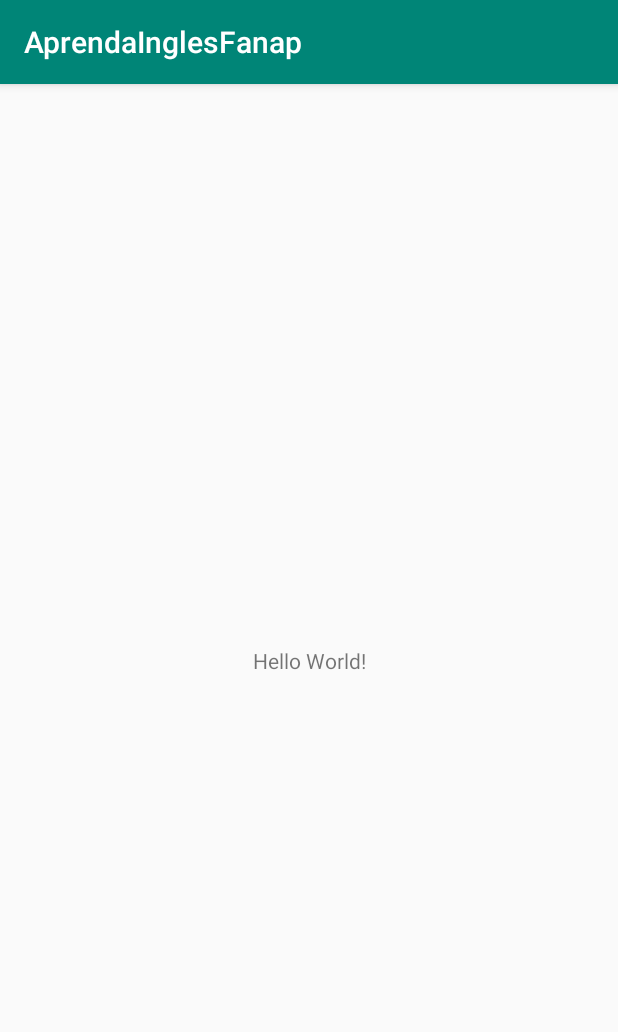
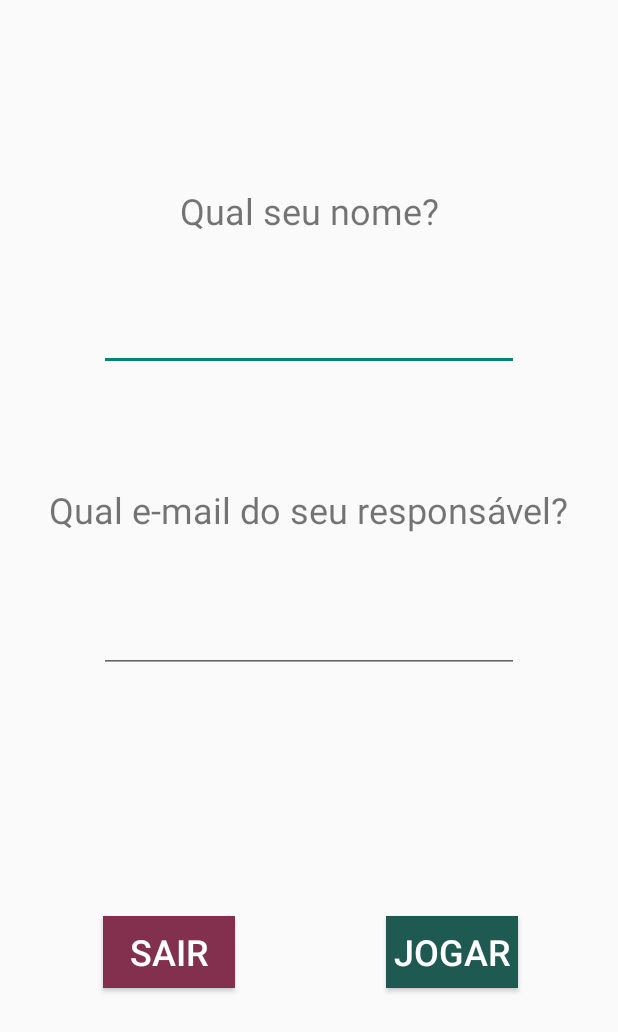
Before and after one commit to Caioege/AprendaIngles, an Android app: the screen it shows after launch (MainActivity), on a phone screen of 412 x 824 dp. Shown: the top 1032 px of the screen. Run offline under Robolectric (Android 15) with nearby library versions, the phone set to English and light mode, and no system bars.

Commit message:
telas inicias

```diff
--- a/app/src/main/AndroidManifest.xml
+++ b/app/src/main/AndroidManifest.xml
@@ -9,7 +9,9 @@
         android:roundIcon="@mipmap/ic_launcher_round"
         android:supportsRtl="true"
         android:theme="@style/AppTheme">
-        <activity android:name=".MainActivity">
+        <activity android:name=".LicoesActivity"></activity>
+        <activity android:name=".MainActivity"></activity>
+        <activity android:name=".SplashActivity">
             <intent-filter>
                 <action android:name="android.intent.action.MAIN" />
 
--- /dev/null
+++ b/app/src/main/java/br/com/aprendainglesfanap/LicoesActivity.java
@@ -0,0 +1,14 @@
+package br.com.aprendainglesfanap;
+
+import androidx.appcompat.app.AppCompatActivity;
+
+import android.os.Bundle;
+
+public class LicoesActivity extends AppCompatActivity {
+
+    @Override
+    protected void onCreate(Bundle savedInstanceState) {
+        super.onCreate(savedInstanceState);
+        setContentView(R.layout.activity_licoes);
+    }
+}
--- a/app/src/main/java/br/com/aprendainglesfanap/MainActivity.java
+++ b/app/src/main/java/br/com/aprendainglesfanap/MainActivity.java
@@ -2,13 +2,60 @@ package br.com.aprendainglesfanap;
 
 import androidx.appcompat.app.AppCompatActivity;
 
+import android.content.Intent;
 import android.os.Bundle;
+import android.view.View;
+import android.view.WindowManager;
+import android.widget.Button;
+import android.widget.EditText;
+import android.widget.Toast;
 
-public class MainActivity extends AppCompatActivity {
+public class MainActivity extends AppCompatActivity implements View.OnClickListener {
+
+    String nome_crianca, email_resp;
 
     @Override
     protected void onCreate(Bundle savedInstanceState) {
         super.onCreate(savedInstanceState);
+        getWindow().setFlags(WindowManager.LayoutParams.FLAG_FULLSCREEN, WindowManager.LayoutParams.FLAG_FULLSCREEN);getSupportActionBar().hide();//FULLSCREEN
         setContentView(R.layout.activity_main);
+
+        //TRAS OS DADOS DA TELA DE LOGIN
+        EditText crianca = (EditText) findViewById(R.id.txt_nome);
+        nome_crianca = crianca.toString();
+        EditText email = (EditText) findViewById(R.id.email_resp);
+        email_resp = email.toString();
+
+        //BOTOES DEFINIDOS NO XML
+        Button confirma = (Button) findViewById(R.id.confirma);
+        confirma.setOnClickListener(this);
+
+        Button sair = (Button) findViewById(R.id.sair);
+        sair.setOnClickListener(this);
+    }
+
+    public void onClick(View view) {
+
+        switch (view.getId()) {
+
+            case R.id.confirma:
+
+                //VERIFICA OS VALORES DA TELA DE LOGIN - NAO TA FUNCIONANDO AINDA
+                if(nome_crianca.isEmpty()) {
+                    Toast.makeText(this, "Por favor insira seu nome.", Toast.LENGTH_LONG).show();
+                } else if(email_resp.isEmpty()) {
+                    Toast.makeText(this, "Por favor insira o e-mail um dos seus responsáveis.", Toast.LENGTH_LONG).show();
+                }else {
+                    Toast.makeText(this, "Bons estudos " + nome_crianca + "!", Toast.LENGTH_LONG).show();
+                    Intent intent = new Intent(this, LicoesActivity.class);
+                    startActivity(intent);
+                    break;
+                }
+                break;
+
+            case R.id.sair:
+                this.finish();
+                break;
+        }
     }
 }
--- /dev/null
+++ b/app/src/main/java/br/com/aprendainglesfanap/SplashActivity.java
@@ -0,0 +1,30 @@
+package br.com.aprendainglesfanap;
+
+import android.app.Activity;
+import android.content.Intent;
+import android.os.Bundle;
+import android.os.Handler;
+
+public class SplashActivity extends Activity {
+
+    @Override
+    protected void onCreate(Bundle savedInstanceState) {
+        super.onCreate(savedInstanceState);
+        setContentView(R.layout.activity_splash);
+        Handler handler = new Handler();
+        handler.postDelayed(new Runnable() {
+            @Override
+            public void run() {
+                mostrarMainActivity();
+            }
+        }, 3000);
+    }
+
+    private void mostrarMainActivity() {
+        Intent intent = new Intent(
+                SplashActivity.this,MainActivity.class
+        );
+        startActivity(intent);
+        finish();
+    }
+}
--- /dev/null
+++ b/app/src/main/res/layout/activity_licoes.xml
@@ -0,0 +1,9 @@
+<?xml version="1.0" encoding="utf-8"?>
+<androidx.constraintlayout.widget.ConstraintLayout xmlns:android="http://schemas.android.com/apk/res/android"
+    xmlns:app="http://schemas.android.com/apk/res-auto"
+    xmlns:tools="http://schemas.android.com/tools"
+    android:layout_width="match_parent"
+    android:layout_height="match_parent"
+    tools:context=".LicoesActivity">
+
+</androidx.constraintlayout.widget.ConstraintLayout>
--- a/app/src/main/res/layout/activity_main.xml
+++ b/app/src/main/res/layout/activity_main.xml
@@ -1,18 +1,94 @@
 <?xml version="1.0" encoding="utf-8"?>
 <androidx.constraintlayout.widget.ConstraintLayout xmlns:android="http://schemas.android.com/apk/res/android"
+    android:theme="@style/AppTheme.Fullscreen"
     xmlns:app="http://schemas.android.com/apk/res-auto"
-    xmlns:tools="http://schemas.android.com/tools"
     android:layout_width="match_parent"
-    android:layout_height="match_parent"
-    tools:context=".MainActivity">
+    android:layout_height="match_parent">
+
+    <Button
+        android:id="@+id/sair"
+        android:layout_width="wrap_content"
+        android:layout_height="wrap_content"
+        android:background="@color/colorAccent"
+        android:text="SAIR"
+        android:textColor="@color/colorPrimary"
+        android:textSize="24sp"
+        app:layout_constraintBottom_toBottomOf="parent"
+        app:layout_constraintEnd_toEndOf="parent"
+        app:layout_constraintHorizontal_bias="0.211"
+        app:layout_constraintStart_toStartOf="parent"
+        app:layout_constraintTop_toTopOf="parent"
+        app:layout_constraintVertical_bias="0.787" />
 
     <TextView
+        android:id="@+id/email"
         android:layout_width="wrap_content"
         android:layout_height="wrap_content"
-        android:text="Hello World!"
+        android:text="Qual e-mail do seu responsável?"
+        android:textSize="24sp"
         app:layout_constraintBottom_toBottomOf="parent"
-        app:layout_constraintLeft_toLeftOf="parent"
-        app:layout_constraintRight_toRightOf="parent"
-        app:layout_constraintTop_toTopOf="parent" />
+        app:layout_constraintEnd_toEndOf="parent"
+        app:layout_constraintStart_toStartOf="parent"
+        app:layout_constraintTop_toTopOf="parent"
+        app:layout_constraintVertical_bias="0.409" />
+
+    <TextView
+        android:id="@+id/nome"
+        android:layout_width="wrap_content"
+        android:layout_height="wrap_content"
+        android:text="Qual seu nome?"
+        android:textSize="24sp"
+        app:layout_constraintBottom_toBottomOf="parent"
+        app:layout_constraintEnd_toEndOf="parent"
+        app:layout_constraintStart_toStartOf="parent"
+        app:layout_constraintTop_toTopOf="parent"
+        app:layout_constraintVertical_bias="0.157" />
+
+    <EditText
+        android:id="@+id/txt_nome"
+        android:layout_width="wrap_content"
+        android:layout_height="wrap_content"
+        android:ems="10"
+        android:gravity="center"
+        android:inputType="textPersonName"
+        android:maxLength="60"
+        android:textSize="24sp"
+        app:layout_constraintBottom_toBottomOf="parent"
+        app:layout_constraintEnd_toEndOf="parent"
+        app:layout_constraintHorizontal_bias="0.502"
+        app:layout_constraintStart_toStartOf="parent"
+        app:layout_constraintTop_toTopOf="parent"
+        app:layout_constraintVertical_bias="0.252" />
+
+    <EditText
+        android:id="@+id/email_resp"
+        android:layout_width="wrap_content"
+        android:layout_height="wrap_content"
+        android:ems="10"
+        android:gravity="center"
+        android:inputType="textEmailAddress"
+        android:maxLength="60"
+        android:textSize="24sp"
+        app:layout_constraintBottom_toBottomOf="parent"
+        app:layout_constraintEnd_toEndOf="parent"
+        app:layout_constraintHorizontal_bias="0.502"
+        app:layout_constraintStart_toStartOf="parent"
+        app:layout_constraintTop_toTopOf="parent"
+        app:layout_constraintVertical_bias="0.513" />
+
+    <Button
+        android:id="@+id/confirma"
+        android:layout_width="wrap_content"
+        android:layout_height="wrap_content"
+        android:background="@color/colorPrimaryDark"
+        android:text="JOGAR"
+        android:textColor="@color/colorPrimary"
+        android:textSize="24sp"
+        app:layout_constraintBottom_toBottomOf="parent"
+        app:layout_constraintEnd_toEndOf="parent"
+        app:layout_constraintHorizontal_bias="0.794"
+        app:layout_constraintStart_toStartOf="parent"
+        app:layout_constraintTop_toTopOf="parent"
+        app:layout_constraintVertical_bias="0.787" />
 
 </androidx.constraintlayout.widget.ConstraintLayout>
--- /dev/null
+++ b/app/src/main/res/layout/activity_splash.xml
@@ -0,0 +1,11 @@
+<?xml version="1.0" encoding="utf-8"?>
+<androidx.constraintlayout.widget.ConstraintLayout xmlns:android="http://schemas.android.com/apk/res/android"
+    android:theme="@style/AppTheme.Fullscreen"
+    xmlns:app="http://schemas.android.com/apk/res-auto"
+    xmlns:tools="http://schemas.android.com/tools"
+    android:layout_width="match_parent"
+    android:layout_height="match_parent"
+    android:background="@drawable/splash"
+    tools:context=".SplashActivity">
+
+</androidx.constraintlayout.widget.ConstraintLayout>
--- a/app/src/main/res/values/colors.xml
+++ b/app/src/main/res/values/colors.xml
@@ -1,6 +1,6 @@
 <?xml version="1.0" encoding="utf-8"?>
 <resources>
-    <color name="colorPrimary">#008577</color>
-    <color name="colorPrimaryDark">#00574B</color>
-    <color name="colorAccent">#D81B60</color>
+    <color name="colorPrimary">#FFFFFF</color>
+    <color name="colorPrimaryDark">#1F5A52</color>
+    <color name="colorAccent">#82304E</color>
 </resources>
--- a/app/src/main/res/values/styles.xml
+++ b/app/src/main/res/values/styles.xml
@@ -3,9 +3,10 @@
     <!-- Base application theme. -->
     <style name="AppTheme" parent="Theme.AppCompat.Light.DarkActionBar">
         <!-- Customize your theme here. -->
-        <item name="colorPrimary">@color/colorPrimary</item>
-        <item name="colorPrimaryDark">@color/colorPrimaryDark</item>
-        <item name="colorAccent">@color/colorAccent</item>
+    </style>
+
+    <style name="AppTheme.Fullscreen">
+        <item name="android:windowFullscreen">true</item>
     </style>
 
 </resources>
```
Also changed, not shown: app/src/main/res/drawable/splash.jpg (added).
